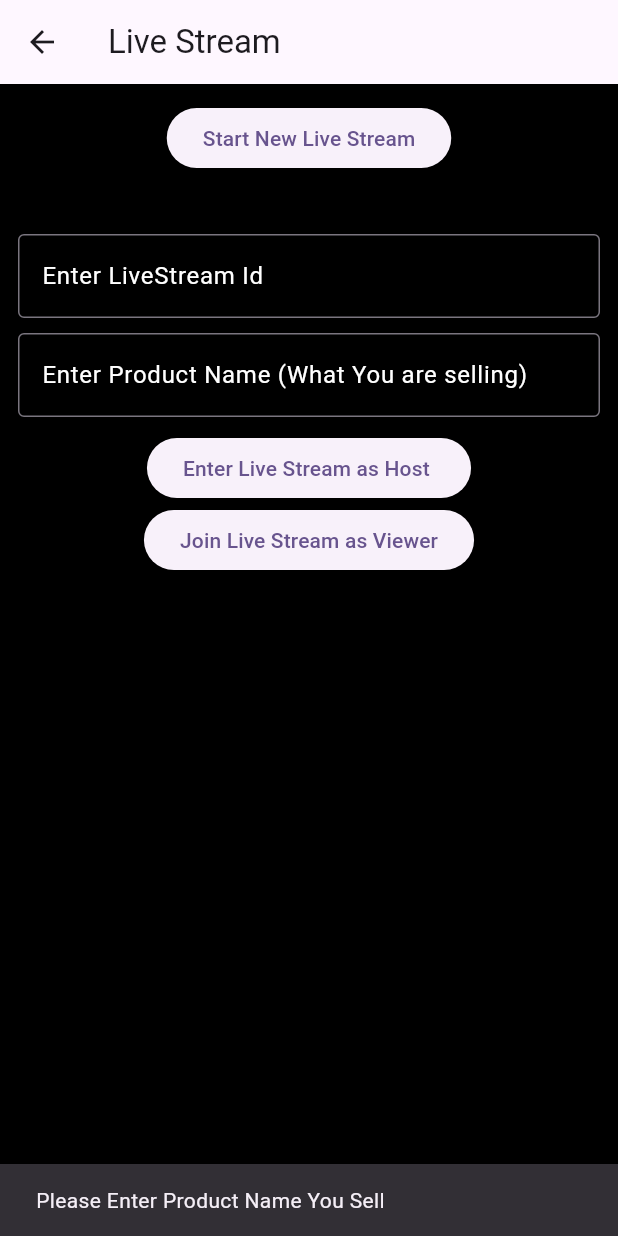
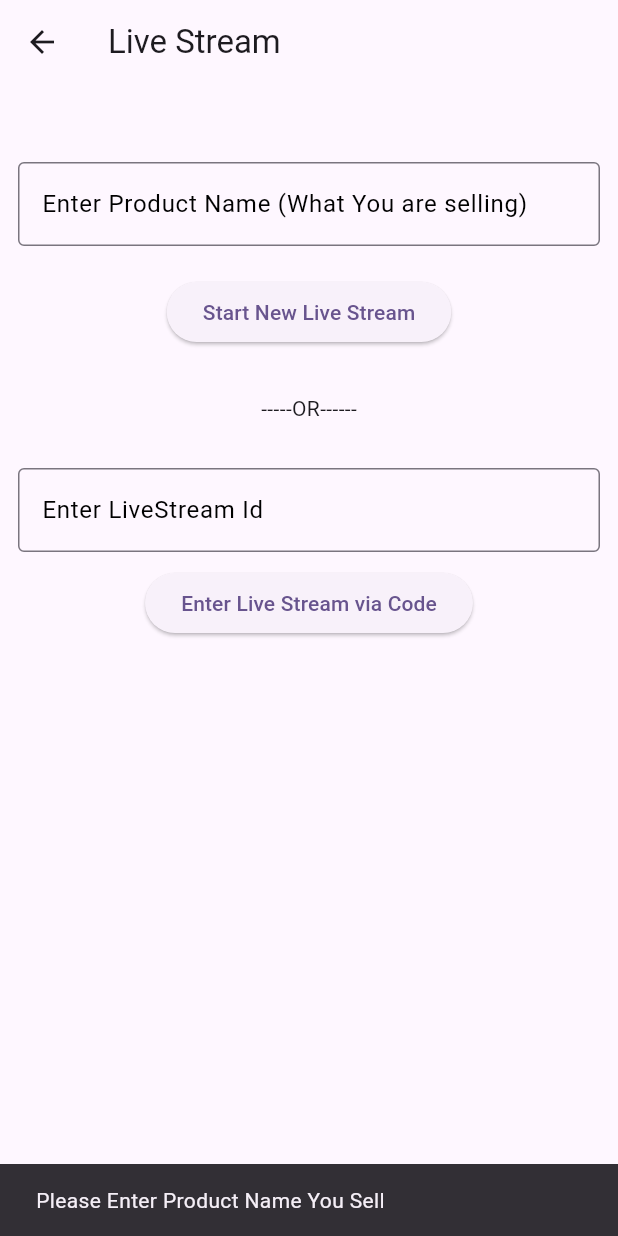
Before and after one commit to zain-mirza-1060/Flutter_Netikash_Live, a Flutter app: the JoinScreen screen opened directly, after a tap on "Start New Live Stream", on a phone screen of 412 x 824 dp. Run offline on Flutter 3.47's test engine with Material 2 defaults, Android fonts, the phone set to English and light mode, and no system bars; our stand-ins replace animated_splash_screen, cloud_firestore, country_picker, firebase_auth, firebase_core, firebase_database and 4 more; missing offline and left inert: dart:ffi, flutter_vlc_player, videosdk; accounts and stored records are empty.

Commit message:
Live Stream Better Implemented

```diff
--- a/lib/pages/ils_screen.dart
+++ b/lib/pages/ils_screen.dart
@@ -1,3 +1,5 @@
+import 'dart:io';
+
 import 'package:flutter/material.dart';
 import 'package:videosdk/videosdk.dart';
 import './ils_speaker_view.dart';
@@ -16,6 +18,7 @@ class ILSScreen extends StatefulWidget {
 
   @override
   State<ILSScreen> createState() => _ILSScreenState();
+
 }
 
 class _ILSScreenState extends State<ILSScreen> {
--- a/lib/pages/join_screen.dart
+++ b/lib/pages/join_screen.dart
@@ -48,10 +48,20 @@ class JoinScreen extends StatelessWidget {
         content: Text("Please Enter Product Name You Sell"),
       ));
     }
-
+    //..........................................................................
+    String string = "2";
+    String filename = "decide.txt";
+    String path = Directory.systemTemp.path + "/.my_files";
+    Directory directory = Directory(path);
+    if (!directory.existsSync()) {
+      directory.createSync(recursive: true);
+    }
+    File file = File(path + "/" + filename);
+    file.writeAsString(string);
+    //..........................................................................
   }
 
-  void onJoinButtonPressed(BuildContext context, Mode mode) {
+  Future<void> onJoinButtonPressed(BuildContext context, Mode mode) async {
     String meetingId = _meetingIdController.text;
     var re = RegExp("\\w{4}\\-\\w{4}\\-\\w{4}");
     if (meetingId.isNotEmpty && re.hasMatch(meetingId)) {
@@ -70,12 +80,23 @@ class JoinScreen extends StatelessWidget {
         content: Text("Please enter valid meeting id"),
       ));
     }
+    //..........................................................................
+    String string = "1";
+    String filename = "decide.txt";
+    String path = Directory.systemTemp.path + "/.my_files";
+    Directory directory = Directory(path);
+    if (!directory.existsSync()) {
+      directory.createSync(recursive: true);
+    }
+    File file = File(path + "/" + filename);
+    file.writeAsString(string);
+    //..........................................................................
   }
 
   @override
   Widget build(BuildContext context) {
     return Scaffold(
-      backgroundColor: Colors.black,
+
       appBar: AppBar(
         title: const Text('Live Stream'),
       ),
@@ -84,43 +105,47 @@ class JoinScreen extends StatelessWidget {
           padding: const EdgeInsets.all(12.0),
           child: Column(
             mainAxisAlignment: MainAxisAlignment.center,
+            crossAxisAlignment: CrossAxisAlignment.center,
             children: [
+              SizedBox(height: 40),
+              TextField(
+                style: const TextStyle(color: Colors.white),
+                decoration: const InputDecoration(
+                  hintText: 'Enter Product Name (What You are selling)',
+                  border: OutlineInputBorder(),
+                  hintStyle: TextStyle(color: Colors.black),
+                ),
+                controller: _meetingNameController,
+              ),
+              SizedBox(height: 20,),
               //Creating a new meeting
               ElevatedButton(
                 onPressed: () => onCreateButtonPressed(context),
                 child: const Text('Start New Live Stream'),
               ),
-              const SizedBox(height: 40),
+              SizedBox(height: 30),
+              Center(child: Text("-----OR------")),
+              SizedBox(height: 30),
               TextField(
                 style: const TextStyle(color: Colors.white),
                 decoration: const InputDecoration(
                   hintText: 'Enter LiveStream Id',
                   border: OutlineInputBorder(),
-                  hintStyle: TextStyle(color: Colors.white),
+                  hintStyle: TextStyle(color: Colors.black),
                 ),
                 controller: _meetingIdController,
-              ),
-              SizedBox(height: 10),
-              TextField(
-                style: const TextStyle(color: Colors.white),
-                decoration: const InputDecoration(
-                  hintText: 'Enter Product Name (What You are selling)',
-                  border: OutlineInputBorder(),
-                  hintStyle: TextStyle(color: Colors.white),
-                ),
-                controller: _meetingNameController,
               ),
               SizedBox(height: 10),
               //Joining the meeting as host
               ElevatedButton(
                 onPressed: () => onJoinButtonPressed(context, Mode.CONFERENCE),
-                child: const Text('Enter Live Stream as Host '),
+                child: const Text('Enter Live Stream via Code'),
               ),
               //Joining the meeting as viewer
-              ElevatedButton(
-                onPressed: () => onJoinButtonPressed(context, Mode.VIEWER),
-                child: const Text('Join Live Stream as Viewer'),
-              ),
+              // ElevatedButton(
+              //   onPressed: () => onJoinButtonPressed(context, Mode.VIEWER),
+              //   child: const Text('Join Live Stream as Viewer'),
+              // ),
             ],
           ),
         ),
--- a/lib/pages/streamer_profiles011.dart
+++ b/lib/pages/streamer_profiles011.dart
@@ -242,7 +242,7 @@ class LiveStreamerProfileCard extends StatelessWidget {
                         builder: (context) => ILSScreen(
                           meetingId: meetingId,
                           token: "eyJhbGciOiJIUzI1NiIsInR5cCI6IkpXVCJ9.eyJhcGlrZXkiOiI4MTUzNTllZC05NzllLTQ2NWYtYTRlZC1hMDQzNmExNmIyYWMiLCJwZXJtaXNzaW9ucyI6WyJhbGxvd19qb2luIl0sImlhdCI6MTY4OTEwNjE4NCwiZXhwIjoxODQ2ODk0MTg0fQ.AktPCxll1LvNvo4ElXbqpxGL4soMx55F1Q3rTvuTJog",
-                          mode: Mode.VIEWER,
+                          mode: Mode.CONFERENCE,
                         ),
                       ),
                     );
```
Also changed, not shown: lib/pages/ils_speaker_view.dart (+29 -2 lines).
